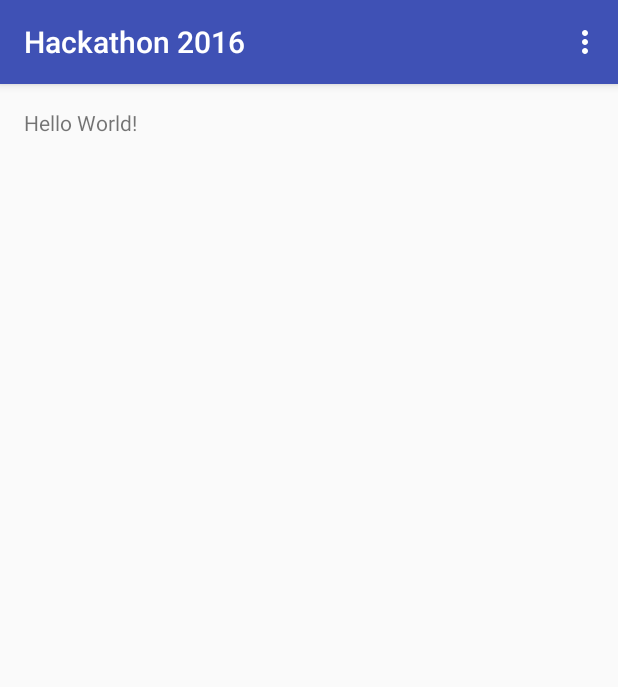
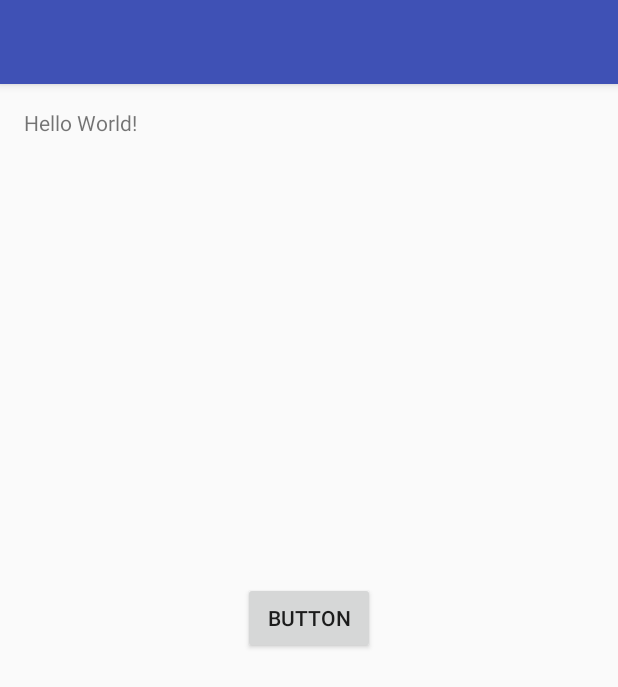
Before and after one commit to skylerreimer/Emoji-Hunter, an Android app: the screen it shows after launch (MainActivity), on a phone screen of 412 x 824 dp. Shown: the top 687 px of the screen. Run offline under Robolectric (Android 15) with nearby library versions, the phone set to English and light mode, and no system bars.

Commit message:
added a button to bother zach

```diff
--- a/app/src/main/java/com/skylerreimer/hackathon2016/MainActivity.java
+++ b/app/src/main/java/com/skylerreimer/hackathon2016/MainActivity.java
@@ -1,5 +1,6 @@
 package com.skylerreimer.hackathon2016;
 
+import android.content.Intent;
 import android.os.Bundle;
 import android.support.design.widget.FloatingActionButton;
 import android.support.design.widget.Snackbar;
@@ -8,46 +9,25 @@ import android.support.v7.widget.Toolbar;
 import android.view.View;
 import android.view.Menu;
 import android.view.MenuItem;
+import android.view.Window;
+import android.view.WindowManager;
+import android.widget.Button;
 
 public class MainActivity extends AppCompatActivity {
 
     @Override
     protected void onCreate(Bundle savedInstanceState) {
         super.onCreate(savedInstanceState);
-        setContentView(R.layout.activity_main);
-        Toolbar toolbar = (Toolbar) findViewById(R.id.toolbar);
-        setSupportActionBar(toolbar);
 
-        FloatingActionButton fab = (FloatingActionButton) findViewById(R.id.fab);
-        fab.setOnClickListener(new View.OnClickListener() {
-            @Override
-            public void onClick(View view) {
-                Snackbar.make(view, "Replace with your own action", Snackbar.LENGTH_LONG)
-                        .setAction("Action", null).show();
-            }
-        });
+
+        setContentView(R.layout.activity_main);}
+
+
+    public void trollZach(View view) {
+        Button myButton = (Button) findViewById(R.id.button);
+        myButton.setText("I dont work");
     }
 
-    @Override
-    public boolean onCreateOptionsMenu(Menu menu) {
-        // Inflate the menu; this adds items to the action bar if it is present.
-        getMenuInflater().inflate(R.menu.menu_main, menu);
-        return true;
-    }
 
-    @Override
-    public boolean onOptionsItemSelected(MenuItem item) {
-        // Handle action bar item clicks here. The action bar will
-        // automatically handle clicks on the Home/Up button, so long
-        // as you specify a parent activity in AndroidManifest.xml.
-        int id = item.getItemId();
-
-        //noinspection SimplifiableIfStatement
-        if (id == R.id.action_settings) {
-            return true;
-        }
-
-        return super.onOptionsItemSelected(item);
-    }
 }
 //test push comment
--- a/app/src/main/res/layout/activity_main.xml
+++ b/app/src/main/res/layout/activity_main.xml
@@ -21,8 +21,16 @@
 
     </android.support.design.widget.AppBarLayout>
 
+    <Button
+        android:text="Button"
+        android:layout_width="wrap_content"
+        android:layout_height="wrap_content"
+        android:id="@+id/button"
+        app:layout_anchorGravity="center_vertical|center_horizontal"
+        android:layout_gravity="center_vertical|center_horizontal"
+        android:onClick="trollZach" />
+
     <include layout="@layout/content_main" />
 
 
-
 </android.support.design.widget.CoordinatorLayout>
--- a/app/src/main/res/values/strings.xml
+++ b/app/src/main/res/values/strings.xml
@@ -1,4 +1,5 @@
 <resources>
     <string name="app_name">Hackathon 2016</string>
     <string name="action_settings">Settings</string>
+    <string name="button">Button</string>
 </resources>
```
